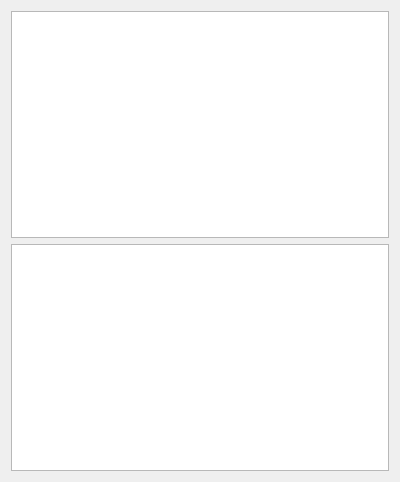
This is ContactsPage.ui in Keter-R/Easy as Qt 5 draws it before an edit. The edited form follows.
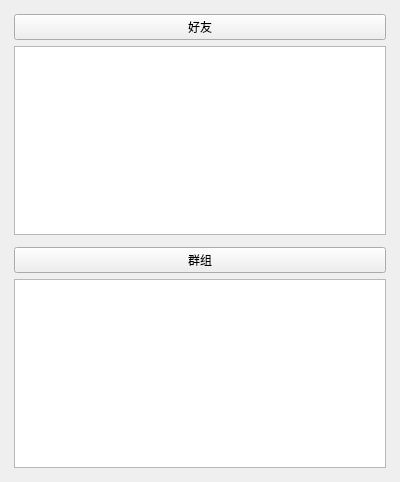
This is the edited form. Icons and pictures are not drawn. Custom widgets are drawn as their Qt base class.

```diff
--- a/ContactsPage.ui
+++ b/ContactsPage.ui
@@ -15,12 +15,80 @@
   </property>
   <layout class="QVBoxLayout" name="verticalLayout_2">
    <item>
-    <layout class="QVBoxLayout" name="verticalLayout">
+    <layout class="QVBoxLayout" name="verticalLayout" stretch="1,1">
      <item>
-      <widget class="ContactsListWidget" name="personList"/>
+      <widget class="QWidget" name="friendWidget" native="true">
+       <layout class="QVBoxLayout" name="verticalLayout_4">
+        <property name="leftMargin">
+         <number>3</number>
+        </property>
+        <property name="topMargin">
+         <number>3</number>
+        </property>
+        <property name="rightMargin">
+         <number>3</number>
+        </property>
+        <property name="bottomMargin">
+         <number>3</number>
+        </property>
+        <item>
+         <layout class="QVBoxLayout" name="verticalLayout_3">
+          <item>
+           <widget class="QPushButton" name="personButton">
+            <property name="text">
+             <string>好友</string>
+            </property>
+            <property name="icon">
+             <iconset>
+              <normaloff>src/icon/view_off.svg</normaloff>
+              <normalon>src/icon/view.svg</normalon>src/icon/view_off.svg</iconset>
+            </property>
+           </widget>
+          </item>
+          <item>
+           <widget class="ContactsListWidget" name="personList"/>
+          </item>
+         </layout>
+        </item>
+       </layout>
+      </widget>
      </item>
      <item>
-      <widget class="ContactsListWidget" name="groupsList"/>
+      <widget class="QWidget" name="groupWidget" native="true">
+       <layout class="QVBoxLayout" name="verticalLayout_6">
+        <property name="leftMargin">
+         <number>3</number>
+        </property>
+        <property name="topMargin">
+         <number>3</number>
+        </property>
+        <property name="rightMargin">
+         <number>3</number>
+        </property>
+        <property name="bottomMargin">
+         <number>3</number>
+        </property>
+        <item>
+         <layout class="QVBoxLayout" name="verticalLayout_5">
+          <item>
+           <widget class="QPushButton" name="groupButton">
+            <property name="text">
+             <string>群组</string>
+            </property>
+            <property name="icon">
+             <iconset>
+              <normaloff>src/icon/view_off.svg</normaloff>
+              <normalon>src/icon/view.svg</normalon>src/icon/view_off.svg</iconset>
+            </property>
+           </widget>
+          </item>
+          <item>
+           <widget class="ContactsListWidget" name="groupsList"/>
+          </item>
+         </layout>
+        </item>
+       </layout>
+      </widget>
      </item>
     </layout>
    </item>
```
